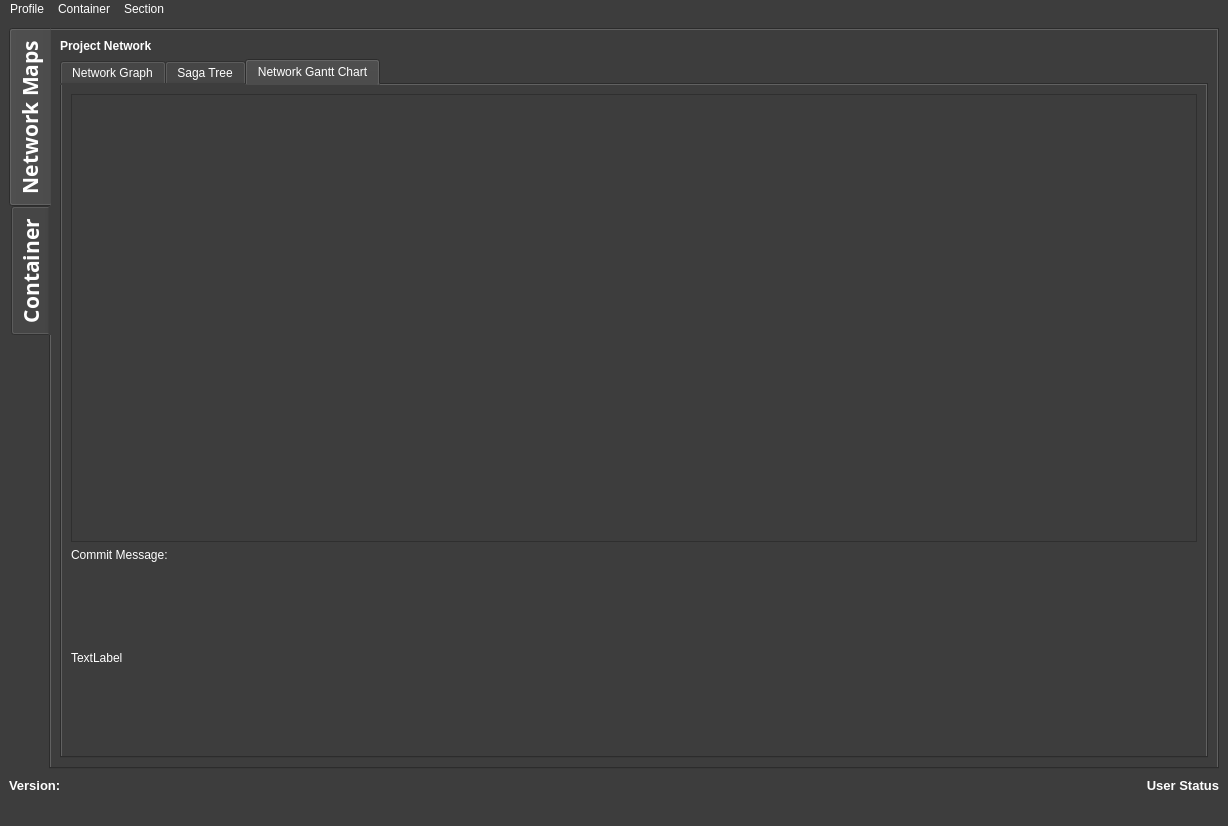
Before: the Qt Designer form Graphics/UI/SagaGui.ui in inexplicable01/saga, drawn with Qt 5.
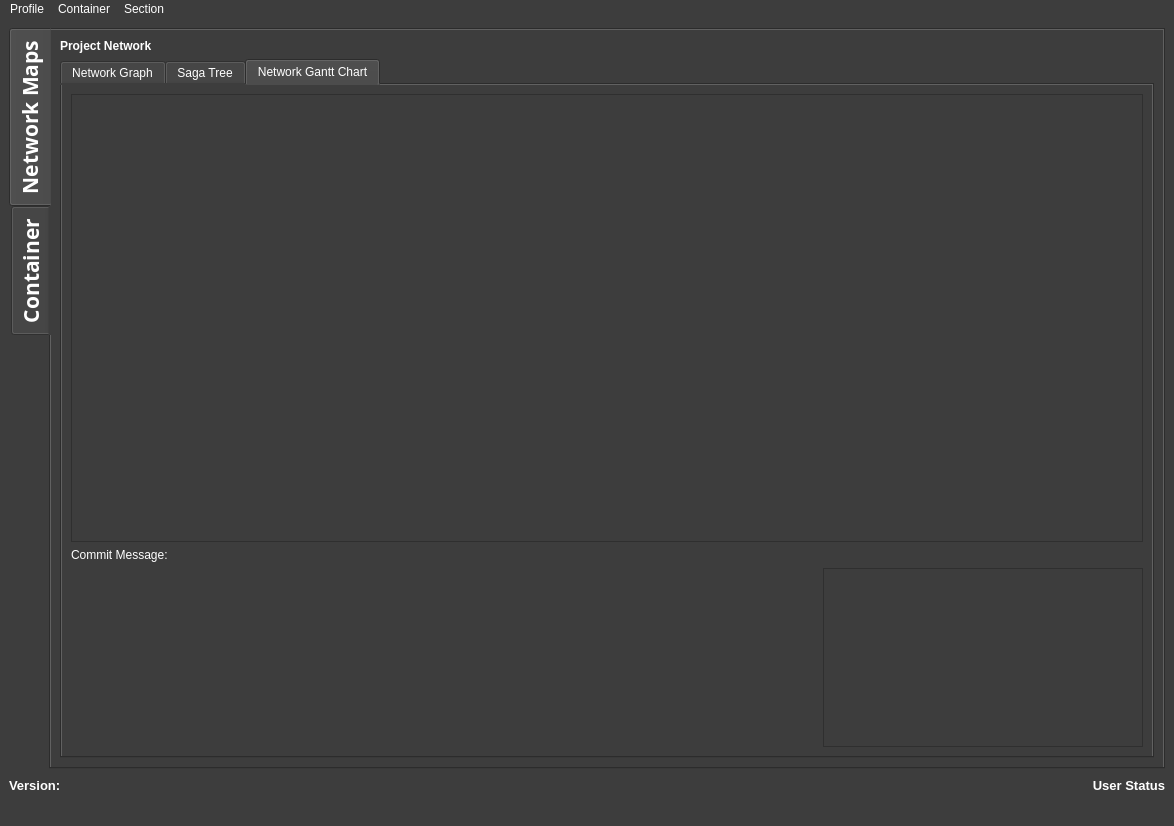
After: the same form once the commit is applied. The open tabs and pages were chosen to show the change. Icons and pictures are not drawn.

The edit to the form file:
```diff
--- a/Graphics/UI/SagaGui.ui
+++ b/Graphics/UI/SagaGui.ui
@@ -6,7 +6,7 @@
    <rect>
     <x>0</x>
     <y>0</y>
-    <width>1228</width>
+    <width>1174</width>
     <height>826</height>
    </rect>
   </property>
@@ -223,11 +223,18 @@
                </widget>
               </item>
               <item>
+               <layout class="QHBoxLayout" name="horizontalLayout" stretch="7,3">
+                <item>
                <widget class="QLabel" name="commitmsglbl">
                 <property name="text">
-                 <string>TextLabel</string>
-                </property>
-               </widget>
+                   <string/>
+                  </property>
+                 </widget>
+                </item>
+                <item>
+                 <widget class="QGraphicsView" name="ganttlegendview"/>
+                </item>
+               </layout>
               </item>
              </layout>
             </widget>
@@ -639,7 +646,7 @@
     <rect>
      <x>0</x>
      <y>0</y>
-     <width>1228</width>
+     <width>1174</width>
      <height>21</height>
     </rect>
    </property>
```
Lines whose indentation alone changed are shown as unchanged.
